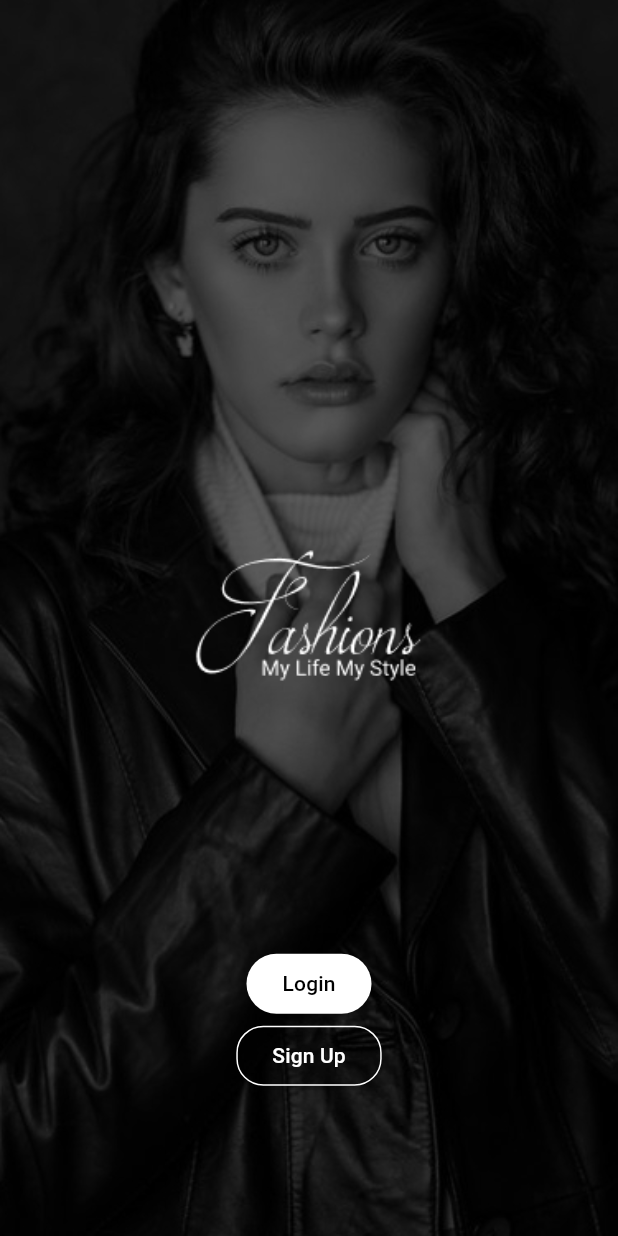
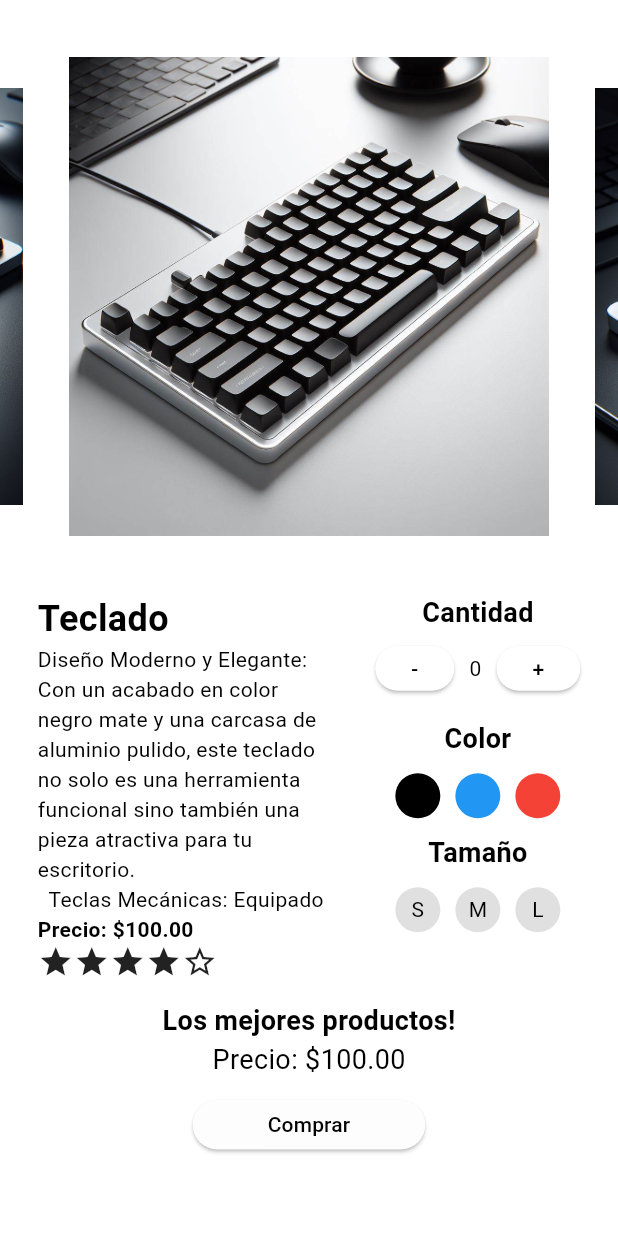
Before and after one commit to David-Carr-C/Ecommerce-App, a Flutter app: the screen it shows after launch, after a tap on "Login", on a phone screen of 412 x 824 dp. Run offline on Flutter 3.47's test engine with Material 3 defaults, Android fonts, the phone set to English and light mode, and no system bars; drawn by our look-alikes of carousel_slider; our stand-ins replace flutter_native_splash.

Commit message:
Login, Detalle producto, Pasarela de pago, exito pago

```diff
--- a/lib/main.dart
+++ b/lib/main.dart
@@ -2,6 +2,8 @@ import 'dart:async';
 
 import 'package:flutter/material.dart';
 import 'package:flutter_native_splash/flutter_native_splash.dart';
+import 'package:proyecto/screens/details/details.dart';
+import 'package:proyecto/screens/login/login.dart';
 
 void main() async {
   WidgetsFlutterBinding.ensureInitialized();
@@ -18,6 +20,7 @@ class MyApp extends StatelessWidget {
   @override
   Widget build(BuildContext context) {
     return MaterialApp(
+      debugShowCheckedModeBanner: false,
       title: 'Ecommerce App',
       theme: ThemeData(
         colorScheme: ColorScheme.fromSwatch().copyWith(
@@ -51,7 +54,8 @@ class _MyHomePageState extends State<MyHomePage> {
 
   @override
   Widget build(BuildContext context) {
-    return Center(
+    return Scaffold(
+      body: Center(
         child: Stack(
           children: <Widget>[
             Image.asset(
@@ -61,18 +65,25 @@ class _MyHomePageState extends State<MyHomePage> {
               width: double.infinity,
             ),
             Container(
-            margin:
-                EdgeInsets.only(top: MediaQuery.of(context).size.height * 0.65),
+              margin: EdgeInsets.only(
+                  top: MediaQuery.of(context).size.height * 0.65),
               child: Center(
                 child: Column(
                   mainAxisAlignment: MainAxisAlignment.center,
                   children: <Widget>[
                     ElevatedButton(
+                      style: ElevatedButton.styleFrom(
+                        shape: RoundedRectangleBorder(
+                          borderRadius: BorderRadius.circular(18.0),
+                          side: const BorderSide(color: Colors.white),
+                        ),
+                      ),
                       onPressed: () {
-                      // Navigator.push(
-                      //   context,
-                      //   MaterialPageRoute(builder: (context) => const LoginScreen()),
-                      // );
+                        Navigator.push(
+                          context,
+                          MaterialPageRoute(
+                              builder: (context) => const Details()),
+                        );
                       },
                       child: const Text('Login'),
                     ),
@@ -85,10 +96,11 @@ class _MyHomePageState extends State<MyHomePage> {
                         ),
                       ),
                       onPressed: () {
-                      // Navigator.push(
-                      //   context,
-                      //   MaterialPageRoute(builder: (context) => const SignUpScreen()),
-                      // );
+                        Navigator.push(
+                          context,
+                          MaterialPageRoute(
+                              builder: (context) => const Login()),
+                        );
                       },
                       child: const Text('Sign Up',
                           style: TextStyle(color: Colors.white)),
@@ -99,6 +111,7 @@ class _MyHomePageState extends State<MyHomePage> {
             ),
           ],
         ),
+      ),
     );
   }
 }
--- /dev/null
+++ b/lib/screens/details/details.dart
@@ -0,0 +1,292 @@
+import 'package:carousel_slider/carousel_slider.dart';
+import 'package:flutter/material.dart';
+import 'package:proyecto/screens/payments/payments.dart';
+
+class Details extends StatefulWidget {
+  const Details({super.key});
+
+  @override
+  State<Details> createState() => _DetailsState();
+}
+
+class _DetailsState extends State<Details> {
+  int quantity = 0;
+  void increment() {
+    setState(() {
+      quantity++;
+    });
+  }
+
+  void decrement() {
+    setState(() {
+      quantity--;
+    });
+  }
+
+  @override
+  Widget build(BuildContext context) {
+    return Scaffold(
+      backgroundColor: Colors.white,
+      body: Column(
+        crossAxisAlignment: CrossAxisAlignment.start,
+        children: [
+          Container(
+            height: MediaQuery.of(context).size.height * 0.48,
+            child: CarouselSlider(
+              options: CarouselOptions(
+                height: MediaQuery.of(context).size.height * 0.5,
+                aspectRatio: 16 / 9,
+                viewportFraction: 0.8,
+                initialPage: 0,
+                enableInfiniteScroll: true,
+                reverse: false,
+                autoPlay: true,
+                autoPlayInterval: const Duration(seconds: 3),
+                autoPlayAnimationDuration: const Duration(milliseconds: 800),
+                autoPlayCurve: Curves.fastOutSlowIn,
+                enlargeCenterPage: true,
+                scrollDirection: Axis.horizontal,
+              ),
+              items: [
+                'assets/keyboard.jpg',
+                'assets/keyboard2.jpg',
+              ]
+                  .map((i) => Container(
+                        margin: const EdgeInsets.all(5.0),
+                        child: Image.asset(i),
+                      ))
+                  .toList(),
+            ),
+          ),
+          Row(
+            mainAxisAlignment: MainAxisAlignment.spaceEvenly,
+            children: [
+              Container(
+                color: Colors.white,
+                height: MediaQuery.of(context).size.height * 0.33,
+                child: Column(
+                  crossAxisAlignment: CrossAxisAlignment.start,
+                  children: [
+                    Column(
+                      crossAxisAlignment: CrossAxisAlignment.start,
+                      children: [
+                        const Text(
+                          'Teclado',
+                          style: TextStyle(
+                            fontSize: 24,
+                            fontWeight: FontWeight.bold,
+                          ),
+                        ),
+                        Container(
+                          width: 200,
+                          height: 180,
+                          child: const Text(
+                            '''Diseño Moderno y Elegante: Con un acabado en color negro mate y una carcasa de aluminio pulido, este teclado no solo es una herramienta funcional sino también una pieza atractiva para tu escritorio.
+  Teclas Mecánicas: Equipado con interruptores mecánicos de alta calidad que ofrecen una respuesta táctil y sonora satisfactoria con cada pulsación.
+  Retroiluminación LED: Personaliza tu entorno de trabajo con retroiluminación LED ajustable, que facilita la escritura en condiciones de poca luz.
+  Construcción Duradera: Fabricado con materiales premium que aseguran resistencia y longevidad, diseñado para soportar el uso diario intensivo.
+  Conectividad USB: Conéctalo fácilmente a tu PC o laptop con su cable USB removible, asegurando una conexión estable y rápida.''',
+                            softWrap: true,
+                          ),
+                        ),
+                        const Text(
+                          'Precio: \$100.00',
+                          style: TextStyle(fontWeight: FontWeight.bold),
+                        ),
+                        const Row(
+                          children: [
+                            Icon(Icons.star),
+                            Icon(Icons.star),
+                            Icon(Icons.star),
+                            Icon(Icons.star),
+                            Icon(Icons.star_border),
+                          ],
+                        )
+                      ],
+                    ),
+                  ],
+                ),
+              ),
+              Container(
+                color: Colors.white,
+                height: MediaQuery.of(context).size.height * 0.33,
+                child: Column(
+                  crossAxisAlignment: CrossAxisAlignment.center,
+                  children: [
+                    Column(
+                      crossAxisAlignment: CrossAxisAlignment.center,
+                      children: [
+                        const Text(
+                          'Cantidad',
+                          style: TextStyle(
+                            fontSize: 18,
+                            fontWeight: FontWeight.bold,
+                          ),
+                        ),
+                        Row(
+                          children: [
+                            ElevatedButton(
+                              style: ElevatedButton.styleFrom(
+                                minimumSize: const Size(30, 30),
+                              ),
+                              onPressed: decrement,
+                              child: const Text('-'),
+                            ),
+                            const SizedBox(width: 10),
+                            Text('$quantity'),
+                            const SizedBox(width: 10),
+                            ElevatedButton(
+                              style: ElevatedButton.styleFrom(
+                                minimumSize: const Size(30, 30),
+                              ),
+                              onPressed: increment,
+                              child: const Text('+'),
+                            ),
+                          ],
+                        ),
+                        const SizedBox(height: 10),
+                        const Text(
+                          'Color',
+                          style: TextStyle(
+                            fontSize: 18,
+                            fontWeight: FontWeight.bold,
+                          ),
+                        ),
+                        const SizedBox(height: 10),
+                        Row(
+                          children: [
+                            Container(
+                              width: 30,
+                              height: 30,
+                              decoration: BoxDecoration(
+                                color: Colors.black,
+                                borderRadius: BorderRadius.circular(15),
+                              ),
+                            ),
+                            const SizedBox(width: 10),
+                            Container(
+                              width: 30,
+                              height: 30,
+                              decoration: BoxDecoration(
+                                color: Colors.blue,
+                                borderRadius: BorderRadius.circular(15),
+                              ),
+                            ),
+                            const SizedBox(width: 10),
+                            Container(
+                              width: 30,
+                              height: 30,
+                              decoration: BoxDecoration(
+                                color: Colors.red,
+                                borderRadius: BorderRadius.circular(15),
+                              ),
+                            ),
+                          ],
+                        ),
+                        const SizedBox(height: 10),
+                        const Text(
+                          'Tamaño',
+                          style: TextStyle(
+                            fontSize: 18,
+                            fontWeight: FontWeight.bold,
+                          ),
+                        ),
+                        const SizedBox(height: 10),
+                        Row(
+                          children: [
+                            Container(
+                              width: 30,
+                              height: 30,
+                              decoration: BoxDecoration(
+                                color: Colors.grey[300],
+                                borderRadius: BorderRadius.circular(15),
+                              ),
+                              child: const Center(
+                                child: Text('S'),
+                              ),
+                            ),
+                            const SizedBox(width: 10),
+                            Container(
+                              width: 30,
+                              height: 30,
+                              decoration: BoxDecoration(
+                                color: Colors.grey[300],
+                                borderRadius: BorderRadius.circular(15),
+                              ),
+                              child: const Center(
+                                child: Text('M'),
+                              ),
+                            ),
+                            const SizedBox(width: 10),
+                            Container(
+                              width: 30,
+                              height: 30,
+                              decoration: BoxDecoration(
+                                color: Colors.grey[300],
+                                borderRadius: BorderRadius.circular(15),
+                              ),
+                              child: const Center(
+                                child: Text('L'),
+                              ),
+                            ),
+                          ],
+                        ),
+                      ],
+                    ),
+                  ],
+                ),
+              ),
+            ],
+          ),
+          Container(
+            alignment: Alignment.center,
+            height: MediaQuery.of(context).size.height * 0.08,
+            child: const Column(
+              mainAxisAlignment: MainAxisAlignment.start,
+              children: [
+                Text(
+                  'Los mejores productos!',
+                  style: TextStyle(
+                    fontSize: 18,
+                    fontWeight: FontWeight.bold,
+                  ),
+                ),
+                Text(
+                  'Precio: \$100.00',
+                  style: TextStyle(
+                    fontSize: 18,
+                    fontWeight: FontWeight.normal,
+                  ),
+                ),
+              ],
+            ),
+          ),
+          Container(
+            alignment: Alignment.center,
+            height: MediaQuery.of(context).size.height * 0.04,
+            child: Row(
+              crossAxisAlignment: CrossAxisAlignment.center,
+              mainAxisAlignment: MainAxisAlignment.center,
+              children: [
+                ElevatedButton(
+                  onPressed: () {
+                    Navigator.push(
+                      context,
+                      MaterialPageRoute(builder: (context) => const Payments()),
+                    );
+                  },
+                  style: ElevatedButton.styleFrom(
+                    padding: const EdgeInsets.symmetric(horizontal: 50),
+                    backgroundColor: Colors.white,
+                    surfaceTintColor: Colors.grey[300],
+                  ),
+                  child: const Text('Comprar'),
+                ),
+              ],
+            ),
+          )
+        ],
+      ),
+    );
+  }
+}
--- a/pubspec.yaml
+++ b/pubspec.yaml
@@ -38,6 +38,7 @@ dependencies:
 
   # New dependencies
   flutter_native_splash: ^2.2.4
+  carousel_slider: ^4.2.1
 
 
 flutter_native_splash:
@@ -72,6 +73,7 @@ flutter:
   # To add assets to your application, add an assets section, like this:
   assets:
     - assets/SplashScreen01.png
+    - assets/
 
   # An image asset can refer to one or more resolution-specific "variants", see
   # https://flutter.dev/assets-and-images/#resolution-aware
```
Also changed, not shown: lib/screens/login/login.dart (added, +164 -0 lines), lib/screens/payments/payments.dart (added, +168 -0 lines), lib/screens/success/success.dart (added, +62 -0 lines), assets/keyboard.jpg (added), assets/keyboard2.jpg (added), assets/loginimageo2.jpg (added), pubspec.lock. Lines whose indentation alone changed are shown as unchanged.
